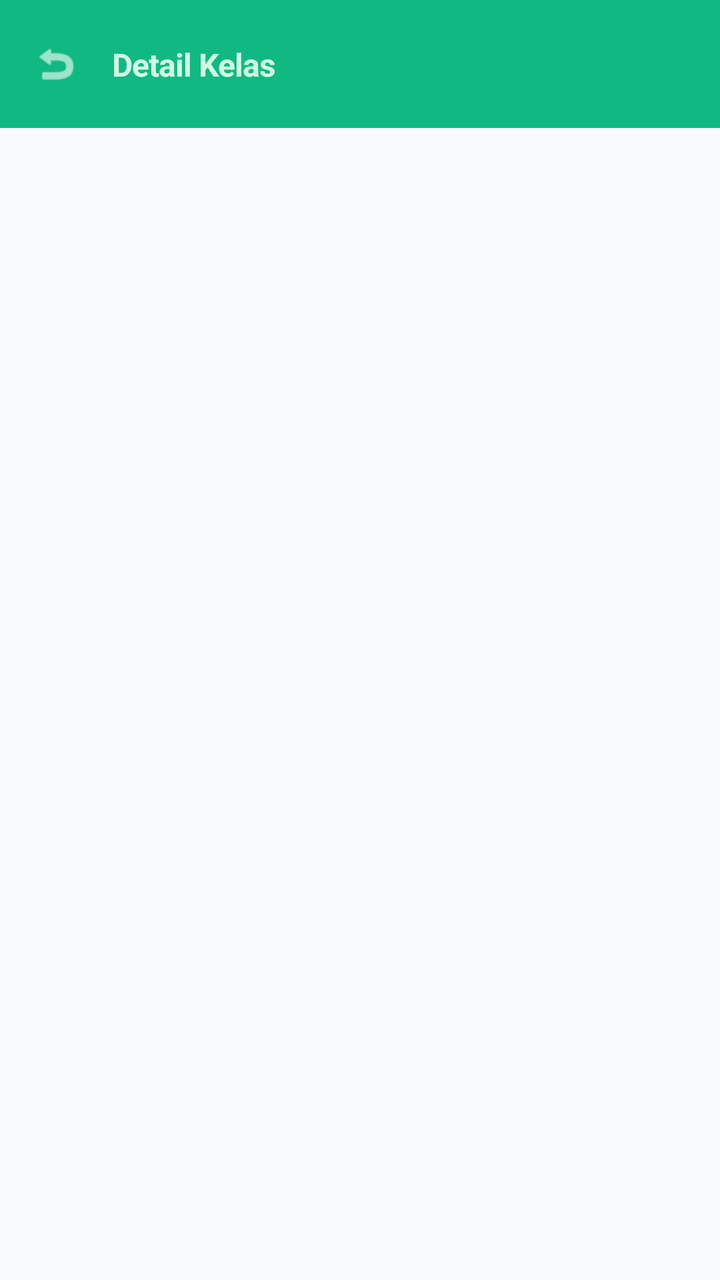
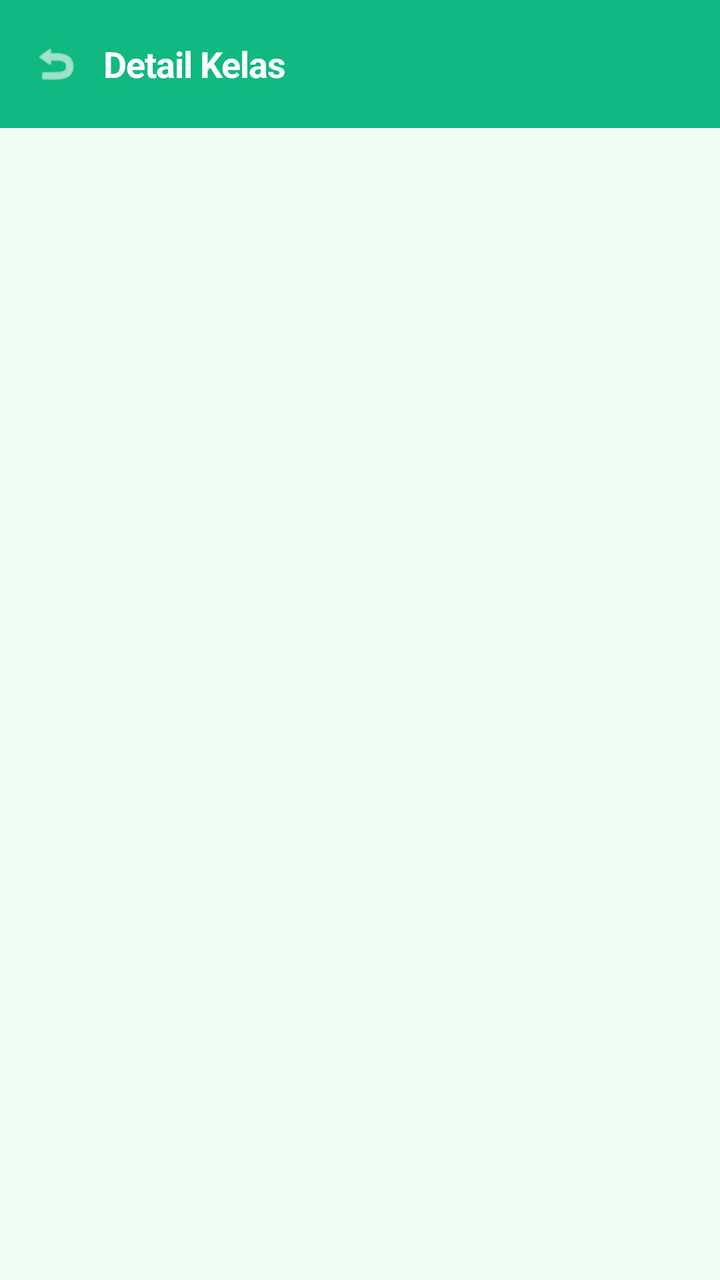

Before-and-after screenshots of an Android layout around one commit, followed by the original layout XML and the change that was made.
<!-- AndroidManifest.xml: application theme Theme.IFUnjaniExam -->
<!-- res/layout/activity_mahasiswa_class_detail.xml -->
<?xml version="1.0" encoding="utf-8"?>
<androidx.coordinatorlayout.widget.CoordinatorLayout xmlns:android="http://schemas.android.com/apk/res/android"
    xmlns:app="http://schemas.android.com/apk/res-auto"
    android:layout_width="match_parent"
    android:layout_height="match_parent"
    android:background="#F8FAFC">

    <com.google.android.material.appbar.AppBarLayout
        android:id="@+id/appBarLayout"
        android:layout_width="match_parent"
        android:layout_height="wrap_content"
        app:elevation="0dp"
        app:layout_constraintTop_toTopOf="parent">

        <androidx.constraintlayout.widget.ConstraintLayout
            android:id="@+id/topBar"
            android:layout_width="match_parent"
            android:layout_height="?attr/actionBarSize"
            android:background="#10B981">

            <ImageView
                android:id="@+id/btnBack"
                android:layout_width="40dp"
                android:layout_height="40dp"
                android:layout_marginStart="8dp"
                android:padding="8dp"
                android:src="@android:drawable/ic_menu_revert"
                app:tint="#FFFFFF"
                android:background="?attr/selectableItemBackgroundBorderless"
                android:clickable="true"
                android:focusable="true"
                app:layout_constraintBottom_toBottomOf="parent"
                app:layout_constraintStart_toStartOf="parent"
                app:layout_constraintTop_toTopOf="parent" />

            <TextView
                android:layout_width="wrap_content"
                android:layout_height="wrap_content"
                android:layout_marginStart="8dp"
                android:text="Detail Kelas"
                android:textColor="#D1FAE5"
                android:textSize="16sp"
                android:textStyle="bold"
                android:letterSpacing="-0.02"
                app:layout_constraintBottom_toBottomOf="parent"
                app:layout_constraintStart_toEndOf="@id/btnBack"
                app:layout_constraintTop_toTopOf="parent" />
        </androidx.constraintlayout.widget.ConstraintLayout>
    </com.google.android.material.appbar.AppBarLayout>

    <androidx.core.widget.NestedScrollView
        android:id="@+id/scrollContent"
        android:layout_width="match_parent"
        android:layout_height="match_parent"
        android:visibility="gone"
        app:layout_behavior="@string/appbar_scrolling_view_behavior">

        <LinearLayout
            android:layout_width="match_parent"
            android:layout_height="wrap_content"
            android:orientation="vertical"
            android:paddingHorizontal="0dp"
            android:paddingTop="0dp"
            android:paddingBottom="32dp">

            <LinearLayout
                android:id="@+id/headerContent"
                android:layout_width="match_parent"
                android:layout_height="wrap_content"
                android:paddingHorizontal="16dp"
                android:paddingTop="16dp"
                android:paddingBottom="24dp"
                android:background="#10B981"
                android:orientation="vertical"
                android:visibility="gone">
                <TextView
                    android:id="@+id/tvClassName"
                    android:layout_width="match_parent"
                    android:layout_height="wrap_content"
                    android:text="Nama Kelas"
                    android:textColor="#FFFFFF"
                    android:textSize="24sp"
                    android:textStyle="bold"
                    android:letterSpacing="-0.02" />

                <TextView
                    android:id="@+id/tvCourseName"
                    android:layout_width="wrap_content"
                    android:layout_height="wrap_content"
                    android:layout_marginTop="4dp"
                    android:textColor="#D1FAE5"
                    android:textSize="15sp" />

                <LinearLayout
                    android:layout_width="match_parent"
                    android:layout_height="wrap_content"
                    android:orientation="horizontal"
                    android:layout_marginTop="12dp">

                    <TextView
                        android:id="@+id/tvDosen"
                        android:layout_width="wrap_content"
                        android:layout_height="wrap_content"
                        android:background="@drawable/badge_teal"
                        android:backgroundTint="#059669"
                        android:paddingHorizontal="12dp"
                        android:paddingVertical="6dp"
                        android:textColor="#FFFFFF"
                        android:textSize="12sp"
                        android:layout_marginEnd="8dp" />

                    <TextView
                        android:id="@+id/tvSemester"
                        android:layout_width="wrap_content"
                        android:layout_height="wrap_content"
                        android:background="@drawable/badge_green"
                        android:backgroundTint="#047857"
                        android:paddingHorizontal="12dp"
                        android:paddingVertical="6dp"
                        android:textColor="#FFFFFF"
                        android:textSize="12sp" />
                </LinearLayout>
            </LinearLayout>

            
            <LinearLayout
                android:layout_width="match_parent"
                android:layout_height="wrap_content"
                android:orientation="vertical"
                android:paddingHorizontal="16dp"
                android:paddingTop="24dp">

                
                <LinearLayout
                    android:layout_width="match_parent"
                    android:layout_height="wrap_content"
                    android:gravity="center_vertical"
                    android:orientation="horizontal"
                    android:layout_marginBottom="12dp">

                <View
                    android:layout_width="4dp"
                    android:layout_height="20dp"
                    android:background="#10B981"
                    android:layout_marginEnd="8dp"
                    app:cornerRadius="2dp" />

                <TextView
                    android:layout_width="wrap_content"
                    android:layout_height="wrap_content"
                    android:text="Ujian Aktif"
                    android:textColor="#0F172A"
                    android:textSize="18sp"
                    android:textStyle="bold"
                    android:letterSpacing="-0.02" />
            </LinearLayout>

            <androidx.recyclerview.widget.RecyclerView
                android:id="@+id/rvExams"
                android:layout_width="match_parent"
                android:layout_height="wrap_content"
                android:nestedScrollingEnabled="false" />

            <TextView
                android:id="@+id/tvEmptyExams"
                android:layout_width="match_parent"
                android:layout_height="wrap_content"
                android:gravity="center"
                android:paddingVertical="12dp"
                android:text="Tidak ada ujian aktif"
                android:textColor="#64748B"
                android:textSize="14sp"
                android:visibility="gone" />

            
            <LinearLayout
                android:layout_width="match_parent"
                android:layout_height="wrap_content"
                android:gravity="center_vertical"
                android:orientation="horizontal"
                android:layout_marginTop="24dp"
                android:layout_marginBottom="12dp">

                <View
                    android:layout_width="4dp"
                    android:layout_height="20dp"
                    android:background="#3B82F6"
                    android:layout_marginEnd="8dp"
                    app:cornerRadius="2dp" />

                <TextView
                    android:layout_width="wrap_content"
                    android:layout_height="wrap_content"
                    android:text="Riwayat Ujian"
                    android:textColor="#0F172A"
                    android:textSize="18sp"
                    android:textStyle="bold"
                    android:letterSpacing="-0.02" />
            </LinearLayout>

            <androidx.recyclerview.widget.RecyclerView
                android:id="@+id/rvExamHistory"
                android:layout_width="match_parent"
                android:layout_height="wrap_content"
                android:nestedScrollingEnabled="false" />

            <TextView
                android:id="@+id/tvEmptyHistory"
                android:layout_width="match_parent"
                android:layout_height="wrap_content"
                android:gravity="center"
                android:paddingVertical="12dp"
                android:text="Belum ada riwayat ujian"
                android:textColor="#64748B"
                android:textSize="14sp"
                android:visibility="gone" />

            
            <LinearLayout
                android:layout_width="match_parent"
                android:layout_height="wrap_content"
                android:gravity="center_vertical"
                android:orientation="horizontal"
                android:layout_marginTop="24dp"
                android:layout_marginBottom="12dp">

                <View
                    android:layout_width="4dp"
                    android:layout_height="20dp"
                    android:background="#0ea5e9"
                    android:layout_marginEnd="8dp"
                    app:cornerRadius="2dp" />

                <TextView
                    android:layout_width="wrap_content"
                    android:layout_height="wrap_content"
                    android:text="Daftar Teman Kelas"
                    android:textColor="#0F172A"
                    android:textSize="18sp"
                    android:textStyle="bold"
                    android:letterSpacing="-0.02" />
            </LinearLayout>

            <androidx.recyclerview.widget.RecyclerView
                android:id="@+id/rvStudents"
                android:layout_width="match_parent"
                android:layout_height="wrap_content"
                android:nestedScrollingEnabled="false" />

                <TextView
                    android:id="@+id/tvEmptyStudents"
                    android:layout_width="match_parent"
                    android:layout_height="wrap_content"
                    android:gravity="center"
                    android:paddingVertical="12dp"
                    android:text="Tidak ada mahasiswa terdaftar"
                    android:textColor="#64748B"
                    android:textSize="14sp"
                    android:visibility="gone" />

            </LinearLayout>

        </LinearLayout>
    </androidx.core.widget.NestedScrollView>

    
    <ProgressBar
        android:id="@+id/progressBar"
        android:layout_width="wrap_content"
        android:layout_height="wrap_content"
        android:layout_gravity="center"
        android:indeterminateTint="#10B981"
        android:visibility="gone" />

</androidx.coordinatorlayout.widget.CoordinatorLayout>
<!-- resources referenced by this layout -->
<resources>
  <!-- drawable badge_green (drawable) -->
  <?xml version="1.0" encoding="utf-8"?>
  <shape xmlns:android="http://schemas.android.com/apk/res/android"
      android:shape="rectangle">
      <solid android:color="#27ae60" />
      <corners android:radius="20dp" />
  </shape>
  <!-- drawable badge_teal (drawable) -->
  <?xml version="1.0" encoding="utf-8"?>
  <shape xmlns:android="http://schemas.android.com/apk/res/android"
      android:shape="rectangle">
      <solid android:color="#1abc9c" />
      <corners android:radius="20dp" />
  </shape>
  <style name="Theme.IFUnjaniExam" parent="Base.Theme.IFUnjaniExam" />
  <style name="Base.Theme.IFUnjaniExam" parent="Theme.Material3.DayNight.NoActionBar">
          
          
      </style>
</resources>

<!-- the commit's change to res/layout/activity_mahasiswa_class_detail.xml (unified diff, before → after) -->
@@ -3,51 +3,122 @@
     xmlns:app="http://schemas.android.com/apk/res-auto"
     android:layout_width="match_parent"
     android:layout_height="match_parent"
-    android:background="#F8FAFC">
-
+    android:background="#F0FDF4">
+
+    
     <com.google.android.material.appbar.AppBarLayout
         android:id="@+id/appBarLayout"
         android:layout_width="match_parent"
         android:layout_height="wrap_content"
         app:elevation="0dp"
-        app:layout_constraintTop_toTopOf="parent">
-
-        <androidx.constraintlayout.widget.ConstraintLayout
-            android:id="@+id/topBar"
+        android:background="#10B981">
+
+        
+        <LinearLayout
             android:layout_width="match_parent"
             android:layout_height="?attr/actionBarSize"
-            android:background="#10B981">
+            android:gravity="center_vertical"
+            android:orientation="horizontal"
+            android:paddingHorizontal="8dp">
 
             <ImageView
                 android:id="@+id/btnBack"
                 android:layout_width="40dp"
                 android:layout_height="40dp"
-                android:layout_marginStart="8dp"
                 android:padding="8dp"
                 android:src="@android:drawable/ic_menu_revert"
                 app:tint="#FFFFFF"
                 android:background="?attr/selectableItemBackgroundBorderless"
                 android:clickable="true"
-                android:focusable="true"
-                app:layout_constraintBottom_toBottomOf="parent"
-                app:layout_constraintStart_toStartOf="parent"
-                app:layout_constraintTop_toTopOf="parent" />
+                android:focusable="true" />
 
             <TextView
                 android:layout_width="wrap_content"
                 android:layout_height="wrap_content"
-                android:layout_marginStart="8dp"
+                android:layout_marginStart="4dp"
                 android:text="Detail Kelas"
+                android:textColor="#FFFFFF"
+                android:textSize="18sp"
+                android:textStyle="bold"
+                android:letterSpacing="-0.02" />
+        </LinearLayout>
+
+        
+        <LinearLayout
+            android:id="@+id/headerContent"
+            android:layout_width="match_parent"
+            android:layout_height="wrap_content"
+            android:paddingHorizontal="20dp"
+            android:paddingTop="4dp"
+            android:paddingBottom="28dp"
+            android:orientation="vertical"
+            android:visibility="gone">
+
+            <TextView
+                android:id="@+id/tvClassName"
+                android:layout_width="match_parent"
+                android:layout_height="wrap_content"
+                android:text="Nama Kelas"
+                android:textColor="#FFFFFF"
+                android:textSize="22sp"
+                android:textStyle="bold"
+                android:letterSpacing="-0.02" />
+
+            <TextView
+                android:id="@+id/tvCourseName"
+                android:layout_width="wrap_content"
+                android:layout_height="wrap_content"
+                android:layout_marginTop="4dp"
                 android:textColor="#D1FAE5"
-                android:textSize="16sp"
-                android:textStyle="bold"
-                android:letterSpacing="-0.02"
-                app:layout_constraintBottom_toBottomOf="parent"
-                app:layout_constraintStart_toEndOf="@id/btnBack"
-                app:layout_constraintTop_toTopOf="parent" />
-        </androidx.constraintlayout.widget.ConstraintLayout>
+                android:textSize="14sp" />
+
+            <LinearLayout
+                android:layout_width="match_parent"
+                android:layout_height="wrap_content"
+                android:orientation="horizontal"
+                android:layout_marginTop="12dp">
+
+                <com.google.android.material.card.MaterialCardView
+                    android:layout_width="wrap_content"
+                    android:layout_height="wrap_content"
+                    android:layout_marginEnd="8dp"
+                    app:cardCornerRadius="20dp"
+                    app:cardElevation="0dp"
+                    app:cardBackgroundColor="#059669">
+
+                    <TextView
+                        android:id="@+id/tvDosen"
+                        android:layout_width="wrap_content"
+                        android:layout_height="wrap_content"
+                        android:paddingHorizontal="14dp"
+                        android:paddingVertical="6dp"
+                        android:textColor="#FFFFFF"
+                        android:textSize="12sp"
+                        android:textStyle="bold" />
+                </com.google.android.material.card.MaterialCardView>
+
+                <com.google.android.material.card.MaterialCardView
+                    android:layout_width="wrap_content"
+                    android:layout_height="wrap_content"
+                    app:cardCornerRadius="20dp"
+                    app:cardElevation="0dp"
+                    app:cardBackgroundColor="#047857">
+
+                    <TextView
+                        android:id="@+id/tvSemester"
+                        android:layout_width="wrap_content"
+                        android:layout_height="wrap_content"
+                        android:paddingHorizontal="14dp"
+                        android:paddingVertical="6dp"
+                        android:textColor="#FFFFFF"
+                        android:textSize="12sp"
+                        android:textStyle="bold" />
+                </com.google.android.material.card.MaterialCardView>
+            </LinearLayout>
+        </LinearLayout>
     </com.google.android.material.appbar.AppBarLayout>
 
+    
     <androidx.core.widget.NestedScrollView
         android:id="@+id/scrollContent"
         android:layout_width="match_parent"
@@ -59,91 +130,24 @@
             android:layout_width="match_parent"
             android:layout_height="wrap_content"
             android:orientation="vertical"
-            android:paddingHorizontal="0dp"
-            android:paddingTop="0dp"
+            android:paddingTop="20dp"
+            android:paddingHorizontal="16dp"
             android:paddingBottom="32dp">
 
-            <LinearLayout
-                android:id="@+id/headerContent"
-                android:layout_width="match_parent"
-                android:layout_height="wrap_content"
-                android:paddingHorizontal="16dp"
-                android:paddingTop="16dp"
-                android:paddingBottom="24dp"
-                android:background="#10B981"
-                android:orientation="vertical"
-                android:visibility="gone">
-                <TextView
-                    android:id="@+id/tvClassName"
-                    android:layout_width="match_parent"
-                    android:layout_height="wrap_content"
-                    android:text="Nama Kelas"
-                    android:textColor="#FFFFFF"
-                    android:textSize="24sp"
-                    android:textStyle="bold"
-                    android:letterSpacing="-0.02" />
-
-                <TextView
-                    android:id="@+id/tvCourseName"
-                    android:layout_width="wrap_content"
-                    android:layout_height="wrap_content"
-                    android:layout_marginTop="4dp"
-                    android:textColor="#D1FAE5"
-                    android:textSize="15sp" />
-
-                <LinearLayout
-                    android:layout_width="match_parent"
-                    android:layout_height="wrap_content"
-                    android:orientation="horizontal"
-                    android:layout_marginTop="12dp">
-
-                    <TextView
-                        android:id="@+id/tvDosen"
-                        android:layout_width="wrap_content"
-                        android:layout_height="wrap_content"
-                        android:background="@drawable/badge_teal"
-                        android:backgroundTint="#059669"
-                        android:paddingHorizontal="12dp"
-                        android:paddingVertical="6dp"
-                        android:textColor="#FFFFFF"
-                        android:textSize="12sp"
-                        android:layout_marginEnd="8dp" />
-
-                    <TextView
-                        android:id="@+id/tvSemester"
-                        android:layout_width="wrap_content"
-                        android:layout_height="wrap_content"
-                        android:background="@drawable/badge_green"
-                        android:backgroundTint="#047857"
-                        android:paddingHorizontal="12dp"
-                        android:paddingVertical="6dp"
-                        android:textColor="#FFFFFF"
-                        android:textSize="12sp" />
-                </LinearLayout>
-            </LinearLayout>
-
             
             <LinearLayout
                 android:layout_width="match_parent"
                 android:layout_height="wrap_content"
-                android:orientation="vertical"
-                android:paddingHorizontal="16dp"
-                android:paddingTop="24dp">
-
-                
-                <LinearLayout
-                    android:layout_width="match_parent"
-                    android:layout_height="wrap_content"
-                    android:gravity="center_vertical"
-                    android:orientation="horizontal"
-                    android:layout_marginBottom="12dp">
+                android:gravity="center_vertical"
+                android:orientation="horizontal"
+                android:layout_marginBottom="12dp">
 
                 <View
                     android:layout_width="4dp"
-                    android:layout_height="20dp"
+                    android:layout_height="22dp"
                     android:background="#10B981"
-                    android:layout_marginEnd="8dp"
-                    app:cornerRadius="2dp" />
+                    android:layout_marginEnd="10dp"
+                    app:cornerRadius="4dp" />
 
                 <TextView
                     android:layout_width="wrap_content"
@@ -166,9 +170,9 @@
                 android:layout_width="match_parent"
                 android:layout_height="wrap_content"
                 android:gravity="center"
-                android:paddingVertical="12dp"
+                android:paddingVertical="16dp"
                 android:text="Tidak ada ujian aktif"
-                android:textColor="#64748B"
+                android:textColor="#94A3B8"
                 android:textSize="14sp"
                 android:visibility="gone" />
 
@@ -183,10 +187,10 @@
 
                 <View
                     android:layout_width="4dp"
-                    android:layout_height="20dp"
+                    android:layout_height="22dp"
                     android:background="#3B82F6"
-                    android:layout_marginEnd="8dp"
-                    app:cornerRadius="2dp" />
+                    android:layout_marginEnd="10dp"
+                    app:cornerRadius="4dp" />
 
                 <TextView
                     android:layout_width="wrap_content"
@@ -209,9 +213,9 @@
                 android:layout_width="match_parent"
                 android:layout_height="wrap_content"
                 android:gravity="center"
-                android:paddingVertical="12dp"
+                android:paddingVertical="16dp"
                 android:text="Belum ada riwayat ujian"
-                android:textColor="#64748B"
+                android:textColor="#94A3B8"
                 android:textSize="14sp"
                 android:visibility="gone" />
 
@@ -226,10 +230,10 @@
 
                 <View
                     android:layout_width="4dp"
-                    android:layout_height="20dp"
-                    android:background="#0ea5e9"
-                    android:layout_marginEnd="8dp"
-                    app:cornerRadius="2dp" />
+                    android:layout_height="22dp"
+                    android:background="#0EA5E9"
+                    android:layout_marginEnd="10dp"
+                    app:cornerRadius="4dp" />
 
                 <TextView
                     android:layout_width="wrap_content"
@@ -247,18 +251,16 @@
                 android:layout_height="wrap_content"
                 android:nestedScrollingEnabled="false" />
 
-                <TextView
-                    android:id="@+id/tvEmptyStudents"
-                    android:layout_width="match_parent"
-                    android:layout_height="wrap_content"
-                    android:gravity="center"
-                    android:paddingVertical="12dp"
-                    android:text="Tidak ada mahasiswa terdaftar"
-                    android:textColor="#64748B"
-                    android:textSize="14sp"
-                    android:visibility="gone" />
-
-            </LinearLayout>
+            <TextView
+                android:id="@+id/tvEmptyStudents"
+                android:layout_width="match_parent"
+                android:layout_height="wrap_content"
+                android:gravity="center"
+                android:paddingVertical="16dp"
+                android:text="Tidak ada mahasiswa terdaftar"
+                android:textColor="#94A3B8"
+                android:textSize="14sp"
+                android:visibility="gone" />
 
         </LinearLayout>
     </androidx.core.widget.NestedScrollView>
<!-- resource entries referenced after the edit -->
@@ -1,19 +1,5 @@
 <!-- resources referenced by this layout -->
 <resources>
-  <!-- drawable badge_green (drawable) -->
-  <?xml version="1.0" encoding="utf-8"?>
-  <shape xmlns:android="http://schemas.android.com/apk/res/android"
-      android:shape="rectangle">
-      <solid android:color="#27ae60" />
-      <corners android:radius="20dp" />
-  </shape>
-  <!-- drawable badge_teal (drawable) -->
-  <?xml version="1.0" encoding="utf-8"?>
-  <shape xmlns:android="http://schemas.android.com/apk/res/android"
-      android:shape="rectangle">
-      <solid android:color="#1abc9c" />
-      <corners android:radius="20dp" />
-  </shape>
   <style name="Theme.IFUnjaniExam" parent="Base.Theme.IFUnjaniExam" />
   <style name="Base.Theme.IFUnjaniExam" parent="Theme.Material3.DayNight.NoActionBar">
           
